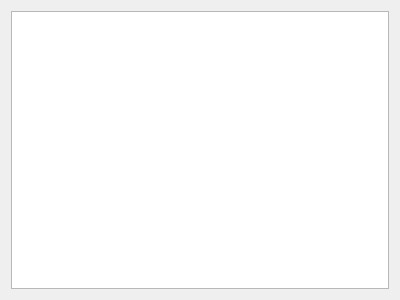
The window that iot-developer/mainwindow/hardwarelayoutwidget.ui (clixx-io/clixx.io) describes before a commit, drawn with Qt 5.
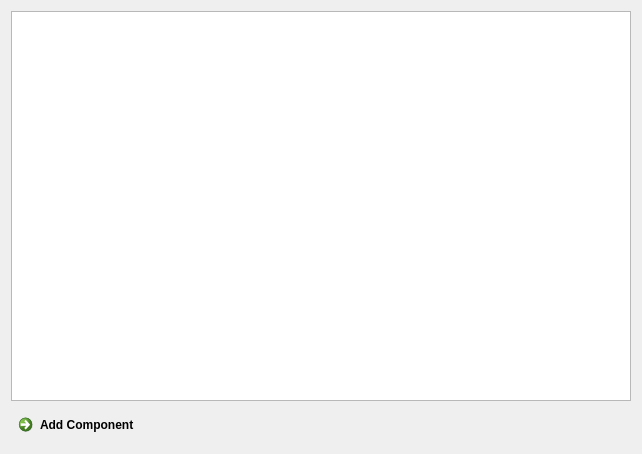
The same window after the commit.

The edit to the form file:
```diff
--- a/iot-developer/mainwindow/hardwarelayoutwidget.ui
+++ b/iot-developer/mainwindow/hardwarelayoutwidget.ui
@@ -6,10 +6,16 @@
    <rect>
     <x>0</x>
     <y>0</y>
-    <width>400</width>
-    <height>300</height>
+    <width>642</width>
+    <height>454</height>
    </rect>
   </property>
+  <property name="sizePolicy">
+   <sizepolicy hsizetype="Expanding" vsizetype="Expanding">
+    <horstretch>0</horstretch>
+    <verstretch>0</verstretch>
+   </sizepolicy>
+  </property>
   <property name="windowTitle">
    <string>Form</string>
   </property>
@@ -17,6 +23,16 @@
    <item>
     <widget class="QGraphicsView" name="graphicsView"/>
    </item>
+   <item>
+    <layout class="QHBoxLayout" name="horizontalLayout"/>
+   </item>
+   <item>
+    <widget class="QCommandLinkButton" name="AddcommandLinkButton">
+     <property name="text">
+      <string>Add Component</string>
+     </property>
+    </widget>
+   </item>
   </layout>
  </widget>
  <resources/>
```
